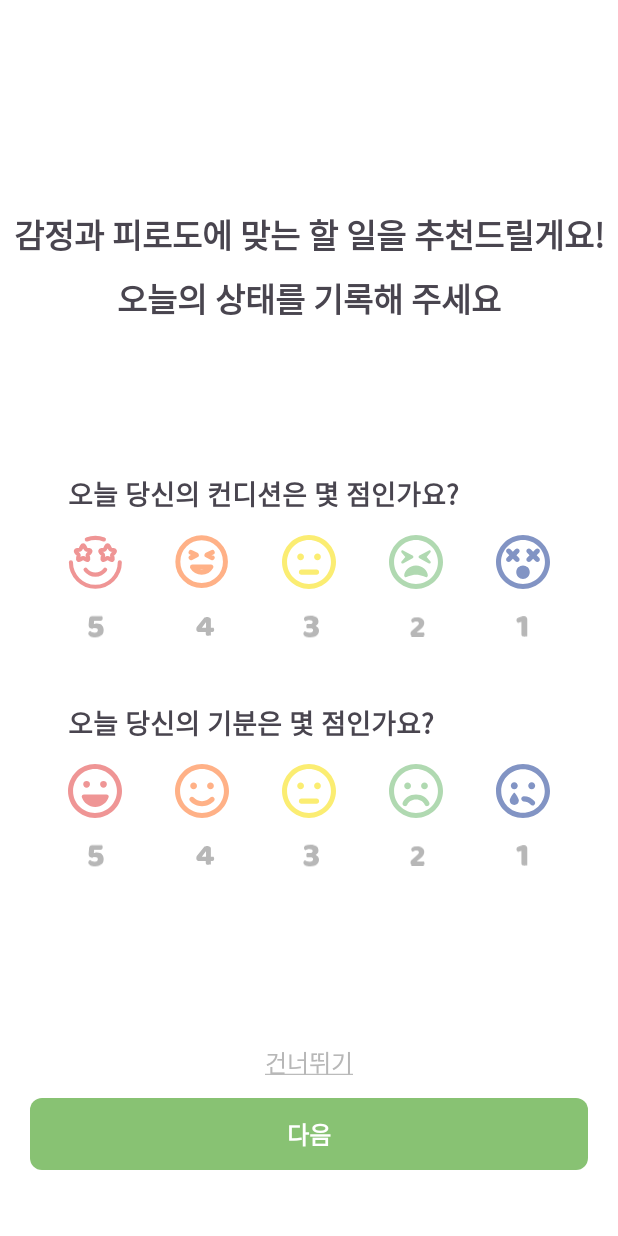
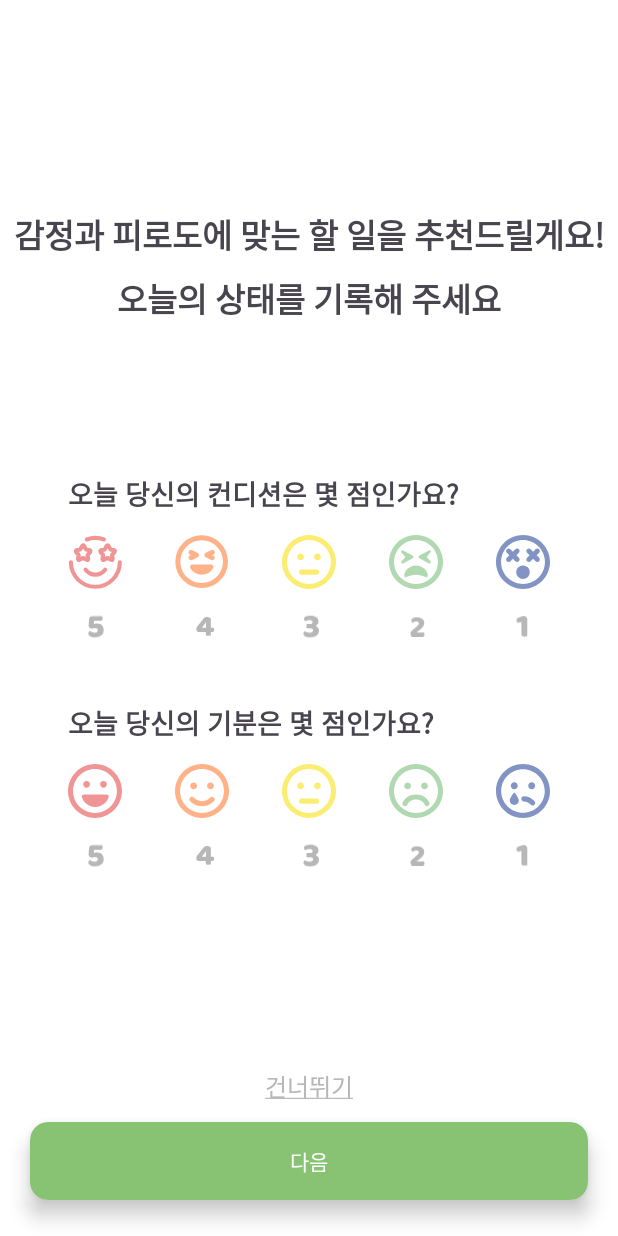
Before and after one commit to Daljyeong/ToNotTODO, an Android app: the screen it shows after launch (ConditionActivity), on a phone screen of 412 x 824 dp. Run offline under Robolectric (Android 15) with nearby library versions, the light colour scheme and no system bars.

Commit message:
fix: 버튼 elevation 오류 해결 (수정)

```diff
--- a/app/src/main/res/layout/activity_condition.xml
+++ b/app/src/main/res/layout/activity_condition.xml
@@ -247,21 +247,28 @@
         app:layout_constraintStart_toStartOf="parent"
         app:layout_constraintEnd_toEndOf="parent"/>
 
-    <Button
+    <androidx.cardview.widget.CardView
         android:id="@+id/btn_condition_next"
         android:layout_width="match_parent"
-        android:layout_height="wrap_content"
+        android:layout_height="52dp"
         android:layout_marginHorizontal="20dp"
-        android:layout_marginBottom="44dp"
-        android:textSize="16sp"
-        android:background="@drawable/bg_main_green_8"
-        android:elevation="8dp"
-        android:text="다음"
-        android:fontFamily="@font/pretendard_700"
-        android:textStyle="bold"
-        app:backgroundTint="@null"
+        android:layout_marginBottom="24dp"
+        app:cardElevation="8dp"
+        app:cardBackgroundColor="@color/main_green"
+        app:cardCornerRadius="12dp"
         app:layout_constraintBottom_toBottomOf="parent"
-        app:layout_constraintStart_toStartOf="parent"
-        app:layout_constraintEnd_toEndOf="parent"/>
+        app:layout_constraintEnd_toEndOf="parent">
 
+        <TextView
+            android:id="@+id/tv_btn_apply"
+            android:layout_width="match_parent"
+            android:layout_height="match_parent"
+            android:fontFamily="@font/pretendard_700"
+            android:gravity="center"
+            android:text="다음"
+            android:textAlignment="center"
+            android:textColor="@color/white"
+            android:textSize="14sp" />
+
+    </androidx.cardview.widget.CardView>
 </androidx.constraintlayout.widget.ConstraintLayout>
```
Also changed, not shown: app/src/main/res/layout/fragment_goal_setting.xml (+18 -12 lines).
